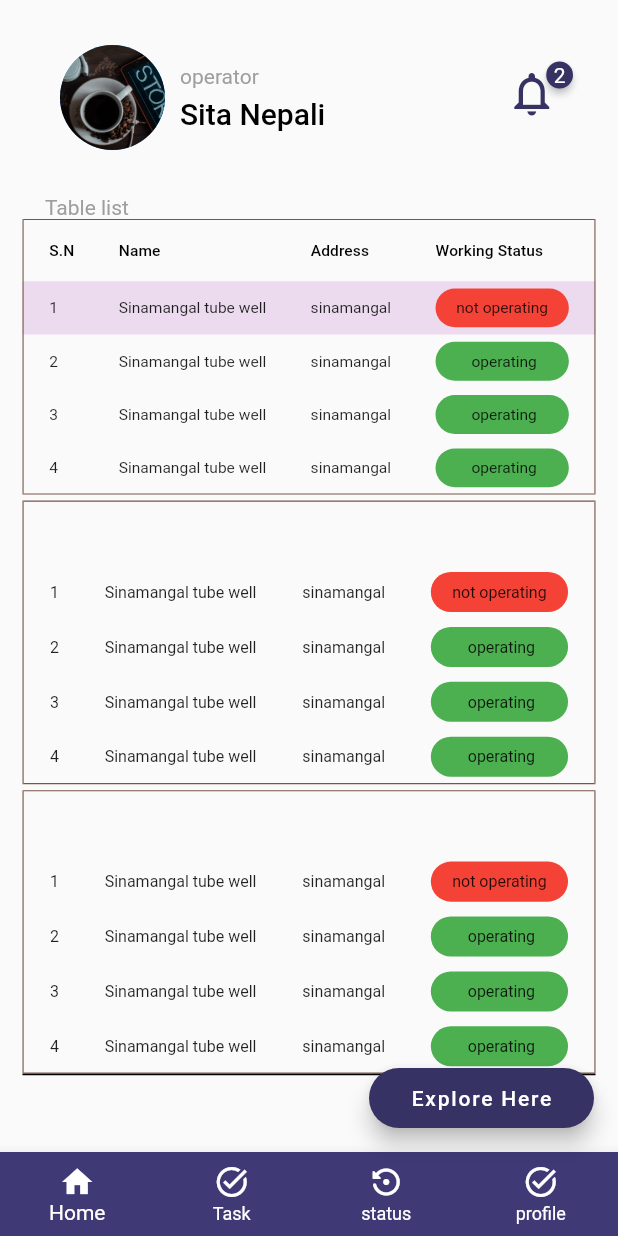
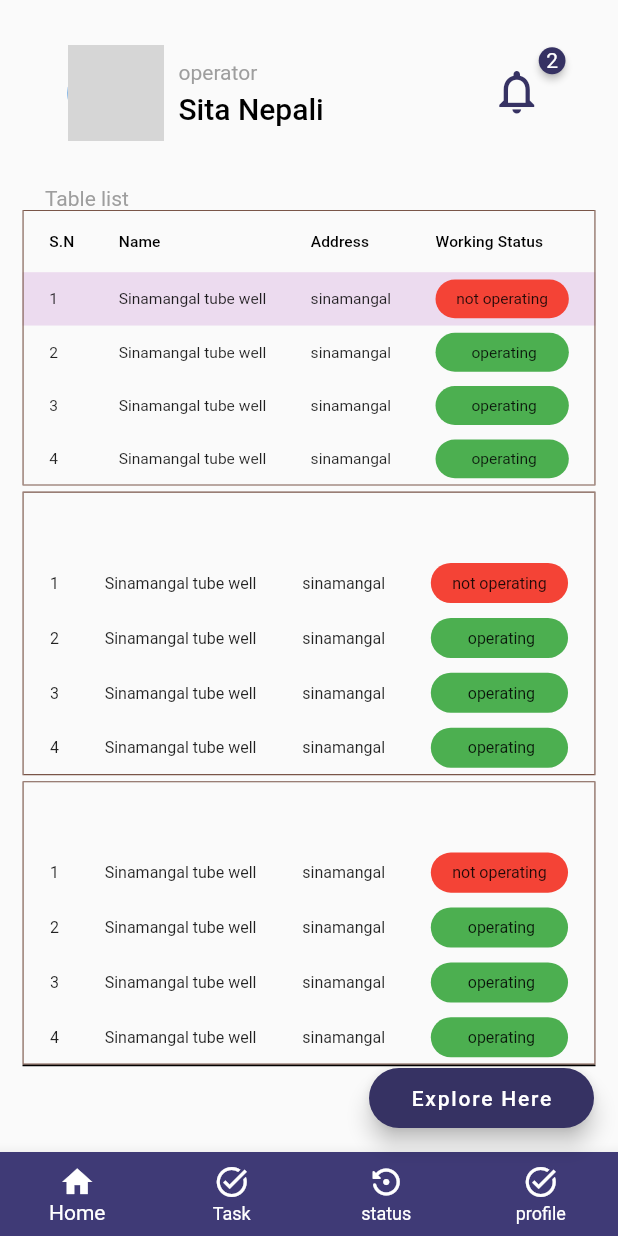
Before and after one commit to kghSachin/okay-journey-flutter-uiProject1, a Flutter app: the screen it shows after launch, on a phone screen of 412 x 824 dp. Run offline on Flutter 3.47's test engine with Material 2 defaults, Android fonts, the phone set to English and light mode, and no system bars; drawn by our look-alikes of badges; grey boxes are pictures that could not be loaded.

Commit message:
all done

```diff
--- a/lib/assets_constants/image_location.dart
+++ b/lib/assets_constants/image_location.dart
@@ -1,3 +1,4 @@
 class ImageLocation {
   static const String photoCircular = "assets/images/image1.jpg";
+  static const String photoCircularGirl = "assets/images/image2.jpg";
 }
--- a/lib/screen/home_screen.dart
+++ b/lib/screen/home_screen.dart
@@ -10,6 +10,7 @@ class HomePage extends StatelessWidget {
   Widget build(BuildContext context) {
     return Scaffold(
       body: SafeArea(
+        child: SingleChildScrollView(
           child: Column(
             crossAxisAlignment: CrossAxisAlignment.start,
             children: [
@@ -61,6 +62,7 @@ class HomePage extends StatelessWidget {
             ],
           ),
         ),
+      ),
       floatingActionButton: SizedBox(
         height: 40,
         width: 150,
--- a/lib/widgets/appbar_widget.dart
+++ b/lib/widgets/appbar_widget.dart
@@ -9,15 +9,15 @@ class AppBarWidget extends StatelessWidget {
   @override
   Widget build(BuildContext context) {
     return Padding(
-      padding: const EdgeInsets.symmetric(horizontal: 40, vertical: 30),
+      padding: const EdgeInsets.symmetric(horizontal: 45, vertical: 30),
       child: Row(
         mainAxisAlignment: MainAxisAlignment.spaceBetween,
         children: [
           Row(
             children: [
               const CircleAvatar(
-                backgroundImage: AssetImage(ImageLocation.photoCircular),
-                radius: 35,
+                backgroundImage: AssetImage(ImageLocation.photoCircularGirl),
+                radius: 32,
               ),
               const SizedBox(width: 10),
               Column(
@@ -40,18 +40,27 @@ class AppBarWidget extends StatelessWidget {
               ),
             ],
           ),
-          const Padding(
-            padding: EdgeInsets.only(bottom: 5),
+          Padding(
+            padding: const EdgeInsets.only(bottom: 5),
             child: badges.Badge(
-              badgeStyle: badges.BadgeStyle(badgeColor: Color(0xFF363263)),
-              badgeContent: Text(
+              onTap: () {
+                print("hello");
+              },
+              badgeStyle:
+                  const badges.BadgeStyle(badgeColor: Color(0xFF363263)),
+              badgeContent: const Text(
                 "2",
                 style: TextStyle(color: Colors.white),
               ),
-              child: Icon(
-                Icons.notifications_none,
-                color: Color(0xFF363263),
-                size: 35,
+              child: IconButton(
+                onPressed: () {
+                  print("hello 2");
+                },
+                icon: const Icon(
+                  Icons.notifications_none,
+                  color: Color(0xFF363263),
+                  size: 35,
+                ),
               ),
             ),
           )
```
Also changed, not shown: 1 other file. Lines whose indentation alone changed are shown as unchanged.
